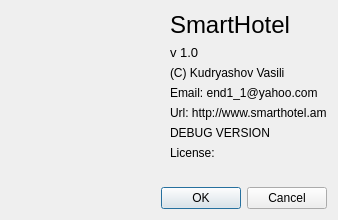
Old version of the form Resort/about.ui in the repository End1-1/Resort.
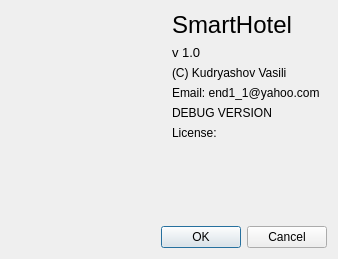
New version of the form. Icons and pictures are not drawn.

What changed in the file:
```diff
--- a/Resort/about.ui
+++ b/Resort/about.ui
@@ -7,7 +7,7 @@
     <x>0</x>
     <y>0</y>
     <width>338</width>
-    <height>220</height>
+    <height>259</height>
    </rect>
   </property>
   <property name="sizePolicy">
@@ -20,25 +20,45 @@
    <string>About</string>
   </property>
   <layout class="QGridLayout" name="gridLayout">
-   <item row="7" column="1">
-    <spacer name="verticalSpacer">
+   <item row="4" column="1">
+    <widget class="QLabel" name="lbDebug">
+     <property name="text">
+      <string>DEBUG VERSION</string>
+     </property>
+    </widget>
+   </item>
+   <item row="9" column="0" colspan="2">
+    <widget class="QDialogButtonBox" name="buttonBox">
      <property name="orientation">
-      <enum>Qt::Vertical</enum>
+      <enum>Qt::Orientation::Horizontal</enum>
      </property>
-     <property name="sizeHint" stdset="0">
-      <size>
-       <width>20</width>
-       <height>40</height>
-      </size>
+     <property name="standardButtons">
+      <set>QDialogButtonBox::StandardButton::Cancel|QDialogButtonBox::StandardButton::Ok</set>
      </property>
-    </spacer>
+    </widget>
+   </item>
+   <item row="2" column="1">
+    <widget class="QLabel" name="label_4">
+     <property name="text">
+      <string>(C) Kudryashov Vasili</string>
+     </property>
+    </widget>
+   </item>
+   <item row="0" column="0" rowspan="8">
+    <widget class="QLabel" name="label">
+     <property name="text">
+      <string/>
+     </property>
+     <property name="pixmap">
+      <pixmap resource="res.qrc">:/images/app.png</pixmap>
+     </property>
+    </widget>
    </item>
    <item row="0" column="1">
     <widget class="QLabel" name="label_2">
      <property name="font">
       <font>
        <pointsize>18</pointsize>
-       <weight>50</weight>
        <italic>false</italic>
        <bold>false</bold>
       </font>
@@ -48,30 +68,10 @@
      </property>
     </widget>
    </item>
-   <item row="0" column="0" rowspan="9">
-    <widget class="QLabel" name="label">
+   <item row="3" column="1">
+    <widget class="QLabel" name="label_5">
      <property name="text">
-      <string/>
-     </property>
-     <property name="pixmap">
-      <pixmap resource="res.qrc">:/images/app.png</pixmap>
-     </property>
-    </widget>
-   </item>
-   <item row="5" column="1">
-    <widget class="QLabel" name="lbDebug">
-     <property name="text">
-      <string>DEBUG VERSION</string>
-     </property>
-    </widget>
-   </item>
-   <item row="10" column="0" colspan="2">
-    <widget class="QDialogButtonBox" name="buttonBox">
-     <property name="orientation">
-      <enum>Qt::Horizontal</enum>
-     </property>
-     <property name="standardButtons">
-      <set>QDialogButtonBox::Cancel|QDialogButtonBox::Ok</set>
+      <string>Email: end1_1@yahoo.com</string>
      </property>
     </widget>
    </item>
@@ -88,28 +88,20 @@
      </property>
     </widget>
    </item>
-   <item row="4" column="1">
-    <widget class="QLabel" name="label_6">
-     <property name="text">
-      <string>Url: http://www.smarthotel.am</string>
-     </property>
-    </widget>
-   </item>
-   <item row="3" column="1">
-    <widget class="QLabel" name="label_5">
-     <property name="text">
-      <string>Email: end1_1@yahoo.com</string>
-     </property>
-    </widget>
-   </item>
-   <item row="2" column="1">
-    <widget class="QLabel" name="label_4">
-     <property name="text">
-      <string>(C) Kudryashov Vasili</string>
-     </property>
-    </widget>
-   </item>
    <item row="6" column="1">
+    <spacer name="verticalSpacer">
+     <property name="orientation">
+      <enum>Qt::Orientation::Vertical</enum>
+     </property>
+     <property name="sizeHint" stdset="0">
+      <size>
+       <width>20</width>
+       <height>40</height>
+      </size>
+     </property>
+    </spacer>
+   </item>
+   <item row="5" column="1">
     <widget class="QLabel" name="lbLicense">
      <property name="text">
       <string>License:</string>
```
